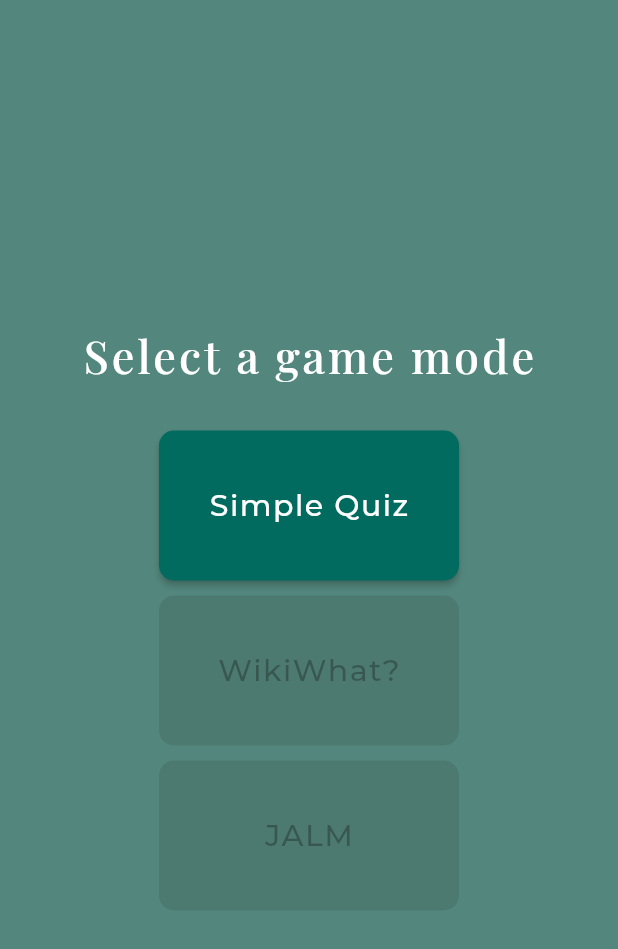
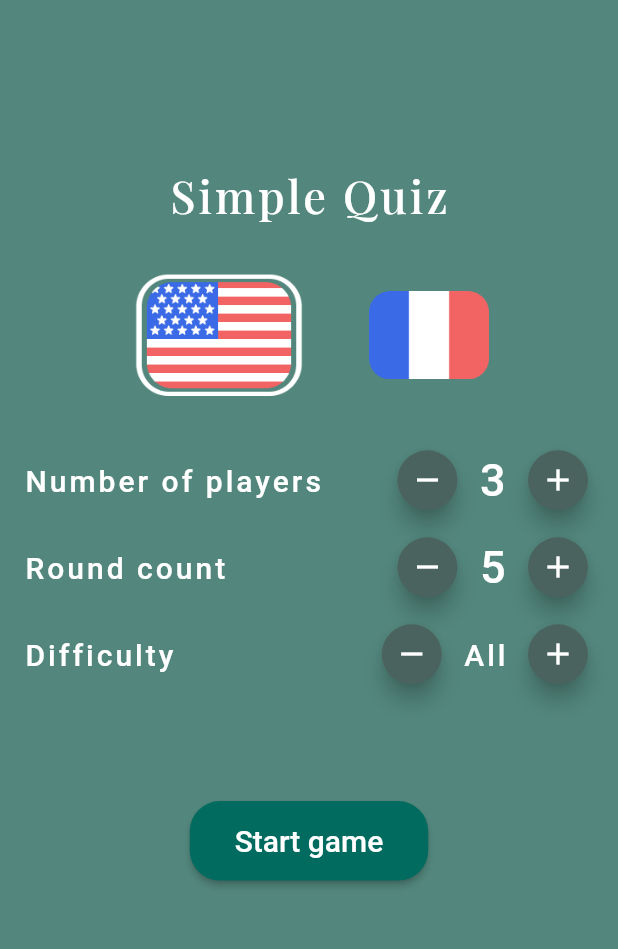
Before and after one commit to Non0reo/game_party, a Flutter app: the GameSelectionPage screen opened by its route, after a tap on "Simple Quiz", on a phone screen of 412 x 824 dp. Shown: the top 949 px of the screen. Run offline on Flutter 3.47's test engine with Material 2 defaults, Android fonts, the phone set to English and light mode, and no system bars; our stand-ins replace google_fonts; missing offline and left inert: translator.

Commit message:
Added a parameter page

```diff
--- a/lib/gameSelection.dart
+++ b/lib/game_selection.dart
@@ -32,7 +32,7 @@ class _GameSelectionPageState extends State<GameSelectionPage> {
                 children: [
                   ElevatedButton(
                     onPressed: () {
-                      print('Game1');
+                      Navigator.pushNamed(context, '/gameSelection/simpleQuizz');
                     },
                     style: ButtonStyle(
                       fixedSize: MaterialStateProperty.all<Size>(Size(200, 100)),
--- a/lib/main.dart
+++ b/lib/main.dart
@@ -1,8 +1,9 @@
 import 'package:flutter/material.dart';
+import 'package:game_party/simplequiz/before_page.dart';
 import 'package:google_fonts/google_fonts.dart';
 import 'package:flutter/services.dart';
 import 'api.dart';
-import 'gameSelection.dart';
+import 'game_selection.dart';
 import 'home.dart';
 
 const Color white = Color(0xFFFFFFFF);
@@ -75,6 +76,9 @@ class MainApp extends StatelessWidget {
       ),
       routes: <String, WidgetBuilder>{
         '/gameSelection': (BuildContext context) => const GameSelectionPage(),
+        '/gameSelection/simpleQuizz': (BuildContext context) => const BeforeSQuiz(),
+        //'/gameSelection/simpleQuizz': (BuildContext context) => const GameSelectionPage(),
+        //'/gameSelection/simpleQuizz': (BuildContext context) => const GameSelectionPage(),
       },
 
     );
--- a/lib/questions.dart
+++ b/lib/questions.dart
@@ -44,13 +44,18 @@ class Question {
     }
 
     String formatedFetch = '${jsonDecode['question']['text']}///${jsonDecode['category']}///${jsonDecode['correctAnswer']}///${incorrect.join('///')}';
-    String result = await translate(formatedFetch, to: language);
-    final componentList = result.split('///');
+    var componentList = [];
+    if(language != 'en') {
+      String result = await translate(formatedFetch, to: language);
+      componentList = result.split('///');
+      incorrect = [];
+      for (var i = 3; i < componentList.length; i++) {
+        incorrect.add(componentList[i]);
+      }
+    } else {
+      componentList = formatedFetch.split('///');
+    }
 
-    incorrect = [];
-    for (var i = 3; i < componentList.length; i++) {
-      incorrect.add(componentList[i]);
-    }
 
     return Question(
       question: componentList[0],
--- /dev/null
+++ b/lib/simplequiz/before_page.dart
@@ -0,0 +1,283 @@
+// ignore_for_file: curly_braces_in_flow_control_structures
+
+import 'package:flutter/material.dart';
+import 'package:game_party/main.dart';
+import 'package:google_fonts/google_fonts.dart';
+
+class BeforeSQuiz extends StatefulWidget {
+  const BeforeSQuiz({super.key});
+
+  @override
+  State<BeforeSQuiz> createState() => _BeforeSQuizState();
+}
+
+class _BeforeSQuizState extends State<BeforeSQuiz> {
+  bool isEnglish = true;
+  int playerCount = 3;
+  int roundCount = 5;
+  int difficulty = -1;
+
+  void switchLang(String lang) {
+    setState(() {
+      if(lang == 'en') isEnglish = true;
+      else isEnglish = false;
+    });
+  }
+
+  String difficultyToString(int difficulty) {
+    switch (difficulty) {
+      case 0:
+        return 'Easy';
+      case 1:
+        return 'Medium';
+      case 2:
+        return 'Hard';
+      case -1:
+        return 'All';
+      default:
+        return 'Medium';
+    }
+  }
+
+  @override
+  Widget build(BuildContext context) {
+    return Scaffold(
+      backgroundColor: primaryColor,
+      body: Center(
+        child: Column(
+          children: [
+            Expanded(
+              child: Column(
+                mainAxisAlignment: MainAxisAlignment.center,
+                children: [
+                  const Spacer(flex: 6),
+
+
+                  const Text('Simple Quiz', style: TextStyle(fontSize: 30, fontWeight: FontWeight.w500),),
+                  const SizedBox(height: 30),
+                  Row(
+                    mainAxisAlignment: MainAxisAlignment.center,
+                    children: [
+                      GestureDetector(
+                        child: Image.asset(
+                          isEnglish ? 'assets/icons/English_selected.png' : 'assets/icons/English.png',
+                          width: isEnglish ? 120 : 80,
+                        ),
+                        onTap: () {
+                          switchLang('en');
+                        },
+                      ),
+                      const SizedBox(width: 40),
+                      GestureDetector(
+                        child: Image.asset(
+                          !isEnglish ? 'assets/icons/French_selected.png' : 'assets/icons/French.png',
+                          width: isEnglish ? 80 : 120,
+                        ),
+                        onTap: () {
+                          switchLang('fr');
+                        },
+                      ),
+                    ],
+                  ),
+
+                  const SizedBox(height: 30),
+
+                  Padding(
+                    padding: const EdgeInsets.symmetric(horizontal: 16.0),
+                    child: Row(
+                      mainAxisAlignment: MainAxisAlignment.center,
+                      children: [
+                        Text(
+                          'Number of players',
+                          style: GoogleFonts.signikaNegative(
+                            fontSize: 20,
+                            fontWeight: FontWeight.w500
+                          ),
+
+                        ),
+                        const Spacer(),
+                        FloatingActionButton.small(
+                          onPressed: () {
+                            setState(() {
+                              if(playerCount > 1) playerCount--;
+                            });
+                          },
+                          child: const Icon(Icons.remove),
+                        ),
+                        const SizedBox(width: 10),
+                        Container(
+                          constraints: const BoxConstraints(
+                            maxWidth: 100,
+                          ),
+                          child: Text(
+                            playerCount.toString(),
+                            style: GoogleFonts.signikaNegative(
+                              fontSize: 30,
+                              fontWeight: FontWeight.w500
+                            ),
+                          ),
+                        ),
+                        const SizedBox(width: 10),
+                        FloatingActionButton.small(
+                          onPressed: () {
+                            setState(() {
+                              if(playerCount < 10) playerCount++;
+                            });
+                          },
+                          child: const Icon(Icons.add),
+                        ),
+                      ],
+                    ),
+                  ),
+
+                  const SizedBox(height: 10),
+
+                  Padding(
+                    padding: const EdgeInsets.symmetric(horizontal: 16.0),
+                    child: Row(
+                      mainAxisAlignment: MainAxisAlignment.center,
+                      children: [
+                        Text(
+                          'Round count',
+                          style: GoogleFonts.signikaNegative(
+                            fontSize: 20,
+                            fontWeight: FontWeight.w500
+                          ),
+
+                        ),
+                        const Spacer(),
+                        FloatingActionButton.small(
+                          onPressed: () {
+                            setState(() {
+                              if(roundCount > 3) roundCount--;
+                            });
+                          },
+                          child: const Icon(Icons.remove),
+                        ),
+                        const SizedBox(width: 10),
+                        Text(
+                          roundCount.toString(),
+                          style: GoogleFonts.signikaNegative(
+                            fontSize: 30,
+                            fontWeight: FontWeight.w500
+                          ),
+                        ),
+                        const SizedBox(width: 10),
+                        FloatingActionButton.small(
+                          onPressed: () {
+                            setState(() {
+                              if(roundCount < 20) roundCount++;
+                            });
+                          },
+                          child: const Icon(Icons.add),
+                        ),
+                      ],
+                    ),
+                  ),
+
+                  const SizedBox(height: 10),
+
+                  Padding(
+                    padding: const EdgeInsets.symmetric(horizontal: 16.0),
+                    child: Row(
+                      mainAxisAlignment: MainAxisAlignment.center,
+                      children: [
+                        Text(
+                          'Difficulty',
+                          style: GoogleFonts.signikaNegative(
+                            fontSize: 20,
+                            fontWeight: FontWeight.w500
+                          ),
+
+                        ),
+                        const Spacer(),
+                        FloatingActionButton.small(
+                          onPressed: () {
+                            setState(() {
+                              difficulty--;
+                              if(difficulty < -1) difficulty = 2;
+                            });
+                          },
+                          child: const Icon(Icons.remove),
+                        ),
+                        const SizedBox(width: 10),
+                        Container(
+                          constraints: const BoxConstraints(
+                            maxWidth: 100,
+                          ),
+                          child: Text(
+                            difficultyToString(difficulty),
+                            style: GoogleFonts.signikaNegative(
+                              fontSize: 20,
+                              fontWeight: FontWeight.w500
+                            ),
+                          ),
+                        ),
+                        const SizedBox(width: 10),
+                        FloatingActionButton.small(
+                          onPressed: () {
+                            setState(() {
+                              difficulty++;
+                              if(difficulty > 2) difficulty = -1;
+                            });
+                          },
+                          child: const Icon(Icons.add),
+                        ),
+                      ],
+                    ),
+                  ),
+
+                  //const SizedBox(height: 30),
+
+                  const Spacer(flex: 4),
+
+                  ElevatedButton(
+                    onPressed: () {
+                      /* Navigator.push(
+                        context,
+                        MaterialPageRoute(builder: (context) => GamePage(playerCount: playerCount, roundCount: roundCount, difficulty: difficulty, isEnglish: isEnglish)),
+                      ); */
+                    },
+                    style: ElevatedButton.styleFrom(
+                      shape: RoundedRectangleBorder(
+                        borderRadius: BorderRadius.circular(20),
+                      ),
+                      padding: const EdgeInsets.symmetric(horizontal: 30, vertical: 15),
+                      textStyle: GoogleFonts.signikaNegative(
+                        fontSize: 20,
+                        fontWeight: FontWeight.w500
+                      ),
+                    ),
+                    child: const Text('Start game'),
+                  ),
+
+                  const Spacer(flex: 2),
+
+                ],
+              ),
+            ),
+            Container(
+              constraints: const BoxConstraints(
+                minHeight: 200,
+                maxHeight: 400,
+              ),
+              child: !isEnglish ? Padding(
+                padding: const EdgeInsets.symmetric(vertical: 20.0, horizontal: 30.0),
+                child: Text(
+                  '\tAttention! Le jeu utilise un service de questions en anglais. Le jeu doit donc traduire toutes les questions et réponses, ce qui peut prendre du temps. La traduction peut ne pas être exacte.',
+                  style: GoogleFonts.montserrat(
+                    fontSize: 13,
+                    fontWeight: FontWeight.w300
+                  ),
+                  textAlign: TextAlign.justify,
+
+                ),
+              ) : Container(color: Colors.transparent, width: 0, height: 0,), // Empty container if english
+            ),
+          ],
+        ),
+
+      ),
+    );
+  }
+}
--- a/pubspec.yaml
+++ b/pubspec.yaml
@@ -19,3 +19,8 @@ dev_dependencies:
 
 flutter:
   uses-material-design: true
+  assets:
+    - assets/icons/French.png
+    - assets/icons/English.png
+    - assets/icons/French_selected.png
+    - assets/icons/English_selected.png
```
Also changed, not shown: assets/icons/English.png (added), assets/icons/English_selected.png (added), assets/icons/French.png (added), assets/icons/French_selected.png (added).
